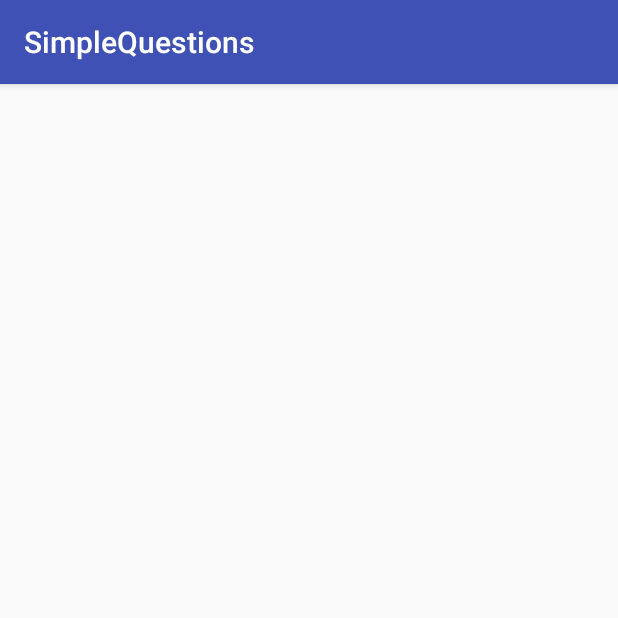
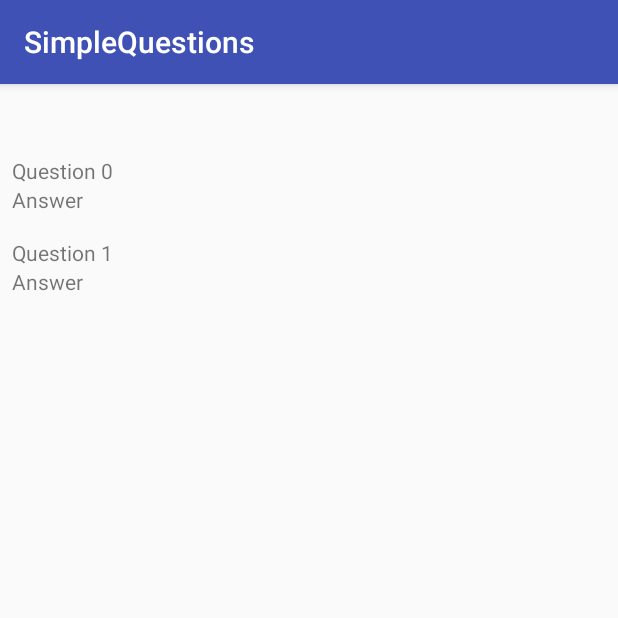
Before and after one commit to ARWongQ/SimpleQuestionsProject, an Android app: the QuestionActivity screen opened directly, with no data from a screen before it, on a phone screen of 412 x 824 dp, the top half of it. Run offline under Robolectric (Android 15) with nearby library versions, the phone set to English and light mode, and no system bars.

Commit message:
combined activities into one tab

```diff
--- a/app/src/main/java/com/armz/simplequestions/MainActivity.java
+++ b/app/src/main/java/com/armz/simplequestions/MainActivity.java
@@ -112,7 +112,7 @@ public class MainActivity extends AppCompatActivity {
                     return tab2;
 
                 case 2:
-                    QuestionListFragment tab3 = new QuestionListFragment();
+                    Tab3Contacts tab3 = new Tab3Contacts();
                     return tab3;
 
                 default:
--- a/app/src/main/java/com/armz/simplequestions/QuestionActivity.java
+++ b/app/src/main/java/com/armz/simplequestions/QuestionActivity.java
@@ -2,6 +2,11 @@ package com.armz.simplequestions;
 
 import android.content.Context;
 import android.content.Intent;
+import android.support.v4.app.Fragment;
+import android.support.v4.app.FragmentManager;
+import android.support.v4.app.FragmentPagerAdapter;
+import android.support.v4.app.FragmentStatePagerAdapter;
+import android.support.v4.view.ViewPager;
 import android.support.v7.app.AppCompatActivity;
 import android.os.Bundle;
 import android.widget.TextView;
@@ -12,6 +17,9 @@ public class QuestionActivity extends AppCompatActivity {
 
     //textView and Button variables
     private TextView mTitleTextView;
+
+    private ViewPager mViewPager;
+    private SectionsPagerAdapterTwo mSectionsPagerAdapter;
 
     //Knows the implementation details from QuizActivity (like parameter this case answerIsTrue)
     public static Intent newIntent(Context packageContext, String nameTitle){
@@ -29,5 +37,43 @@ public class QuestionActivity extends AppCompatActivity {
         mTitleTextView = (TextView) findViewById(R.id.title_TextView);
         mTitleTextView.setText(getIntent().getStringExtra(EXTRA_NAME));
 
+        // Set up the ViewPager with the sections adapter.
+        mViewPager = (ViewPager) findViewById(R.id.container_two);
+
+        FragmentManager fragmentManager = getSupportFragmentManager();
+        mSectionsPagerAdapter = new SectionsPagerAdapterTwo(fragmentManager);
+        mViewPager.setAdapter(mSectionsPagerAdapter);
+
+
+
+    }
+
+    public class SectionsPagerAdapterTwo extends FragmentPagerAdapter {
+
+        public SectionsPagerAdapterTwo(FragmentManager fm) {
+            super(fm);
+        }
+
+        @Override
+        public Fragment getItem(int position) {
+            //Returns the desired fragment
+            switch (position){
+                case 0:
+                    QuestionListFragment tab3 = new QuestionListFragment();
+                    return tab3;
+
+                default:
+                    System.out.println("Tab not found");
+                    return null;
+            }
+        }
+
+        @Override
+        public int getCount() {
+            // Show 3 total pages.
+            return 1;
+        }
+
+
     }
 }
--- a/app/src/main/res/layout/activity_question.xml
+++ b/app/src/main/res/layout/activity_question.xml
@@ -13,4 +13,10 @@
         android:layout_height="wrap_content"
         android:text="NEW ACTIVITY"/>
 
+    <android.support.v4.view.ViewPager
+        android:id="@+id/container_two"
+        android:layout_width="match_parent"
+        android:layout_height="match_parent"
+        app:layout_behavior="@string/appbar_scrolling_view_behavior" />
+
 </android.support.constraint.ConstraintLayout>
--- a/app/src/main/res/layout/fragment_question_list.xml
+++ b/app/src/main/res/layout/fragment_question_list.xml
@@ -7,7 +7,7 @@
     >
     <Space
         android:layout_width="match_parent"
-        android:layout_height="120dp" />
+        android:layout_height="40dp" />
 
     <android.support.v7.widget.RecyclerView
         android:id="@+id/question_recycler_view"
```
